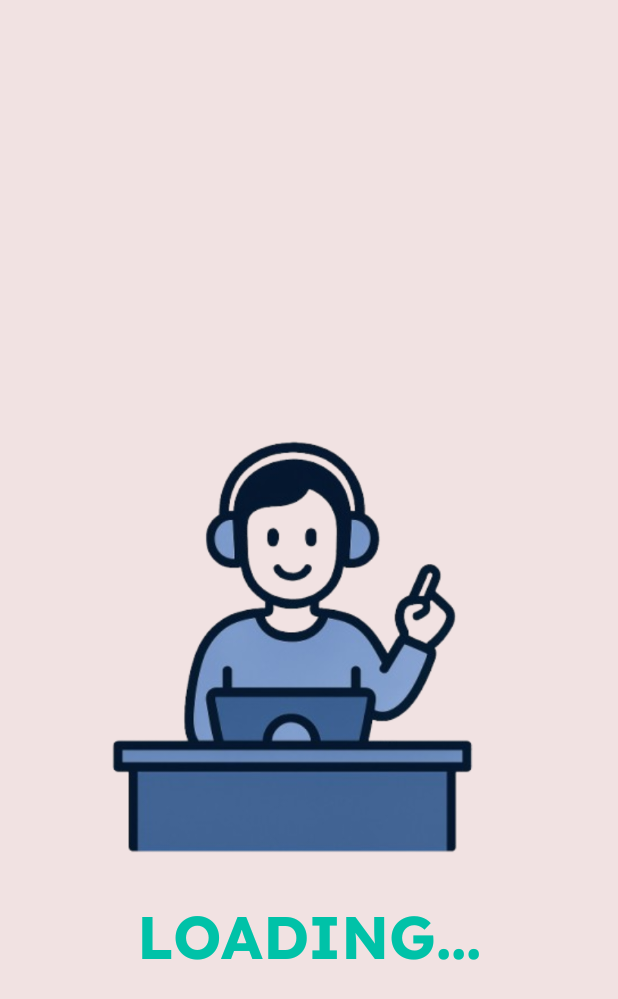
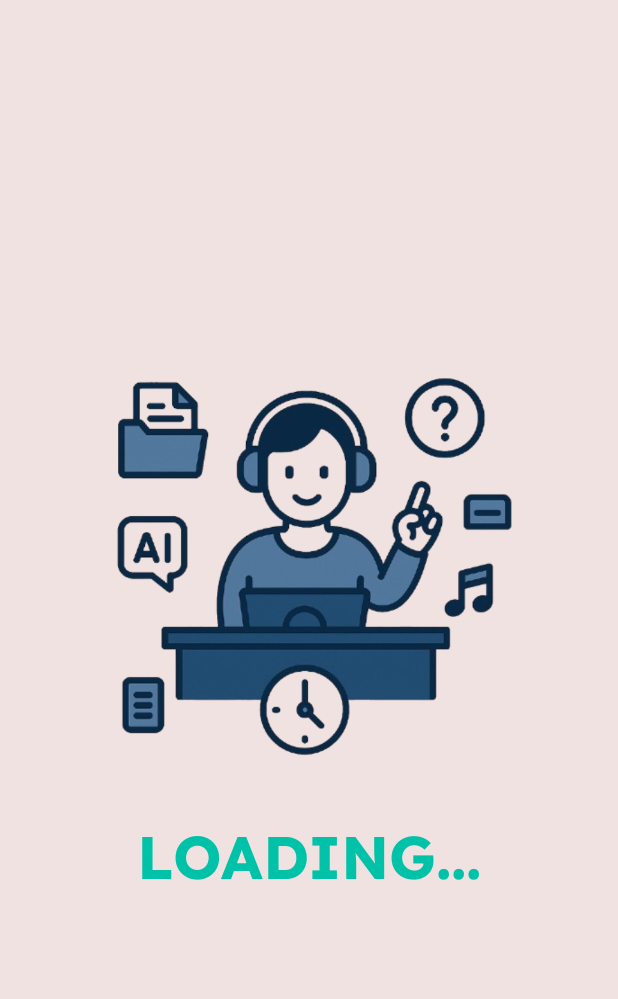
Before and after one commit to LohChiaHeung/StudyLah-Mobile-App, an Android app: the LoadingActivity screen opened directly, with no data from a screen before it, on a phone screen of 412 x 824 dp. Shown: the top 999 px of the screen. Run offline under Robolectric (Android 15) with nearby library versions, the phone set to English and light mode, and no system bars.

Commit message:
2 May 25 - Update Loading Page Image

```diff
--- a/app/src/main/res/layout/activity_loading.xml
+++ b/app/src/main/res/layout/activity_loading.xml
@@ -11,13 +11,13 @@
         android:layout_width="300dp"
         android:layout_height="300dp"
         android:contentDescription="Math Town Logo"
-        android:src="@drawable/study_image_removebg"
+        android:src="@drawable/study_image_loadingpage"
         app:layout_constraintBottom_toBottomOf="parent"
         app:layout_constraintEnd_toEndOf="parent"
-        app:layout_constraintHorizontal_bias="0.454"
+        app:layout_constraintHorizontal_bias="0.495"
         app:layout_constraintStart_toStartOf="parent"
         app:layout_constraintTop_toTopOf="parent"
-        app:layout_constraintVertical_bias="0.546" />
+        app:layout_constraintVertical_bias="0.44" />
 
     <TextView
         android:id="@+id/loadingText"
```
Also changed, not shown: app/src/main/res/drawable/study_image_loadingpage.png (added).
